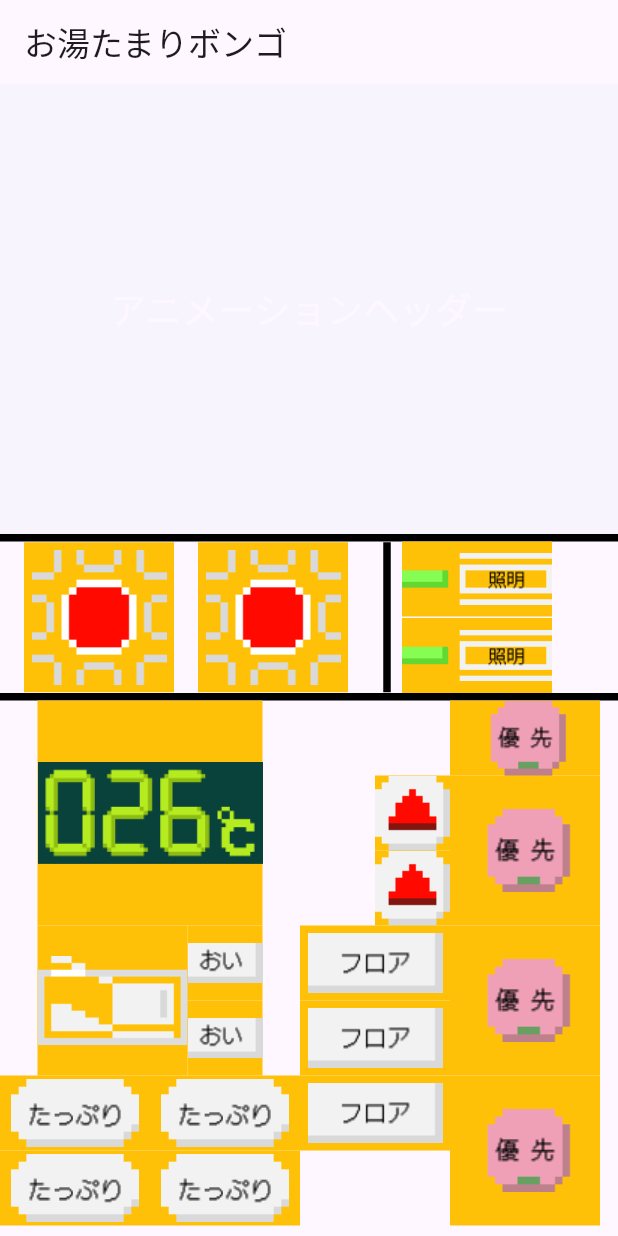
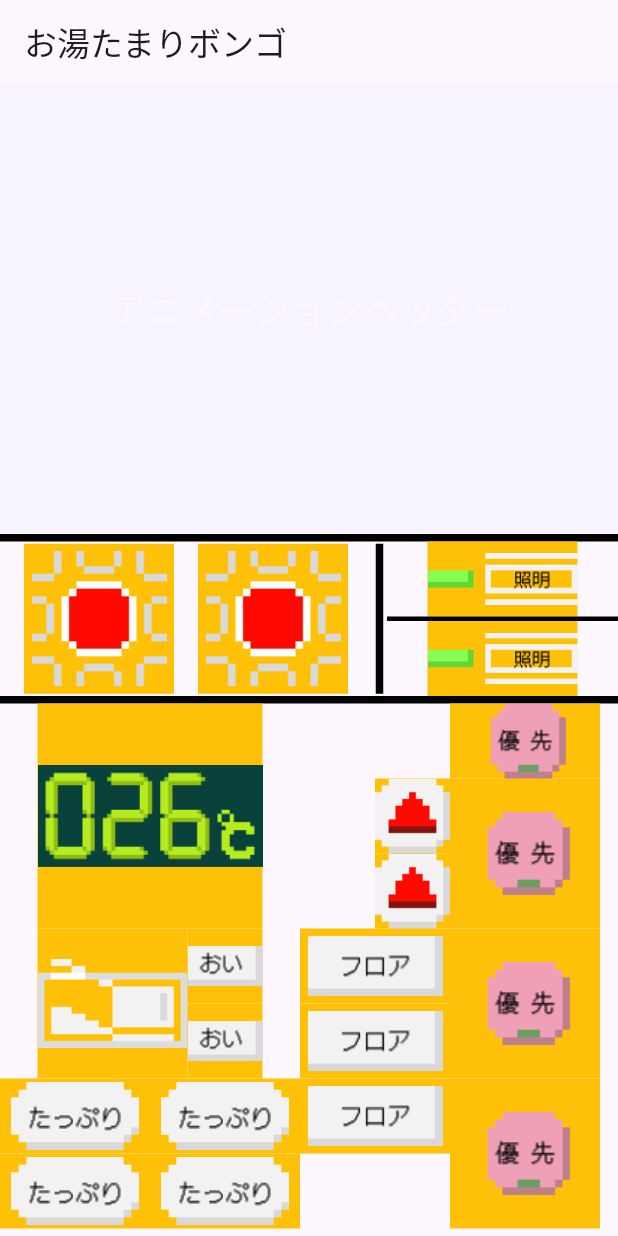
Before and after one commit to ironmax123/oyutamari_bongo, a Flutter app: the screen it shows after launch, on a phone screen of 412 x 824 dp. Run offline on Flutter 3.47's test engine with Material 3 defaults, Android fonts, the phone set to English and light mode, and no system bars; our stand-ins replace flutter_blue_plus, flutter_hooks, freezed_annotation, just_audio, riverpod_annotation; missing offline and left inert: audio_session; generated files the repository leaves out were written again; statements that could not run were skipped.

Commit message:
証明ボタンの間のdivider

```diff
--- a/lib/pages/home/components/button_components2.dart
+++ b/lib/pages/home/components/button_components2.dart
@@ -18,8 +18,8 @@ class Buttoncomponents2 extends StatelessWidget {
         ),
         Divider(
           color: Colors.black,
-          thickness: 1,
-          height: 1,
+          thickness: 3,
+          height: 3,
         ),
         ImageButton(
           imagePath: 'assets/images/button6.png',
--- a/lib/pages/home/home_page.dart
+++ b/lib/pages/home/home_page.dart
@@ -37,10 +37,12 @@ class HomePage extends StatelessWidget {
                         child: VerticalDivider(
                           color: Colors.black,
                           thickness: 5,
-                          width: 20,
+                          width: 10,
                         ),
                       ),
-                      Buttoncomponents2(),
+                      Expanded(
+                        child: Buttoncomponents2(),
+                      ),
                     ],
                   ),
                   Divider(
```
